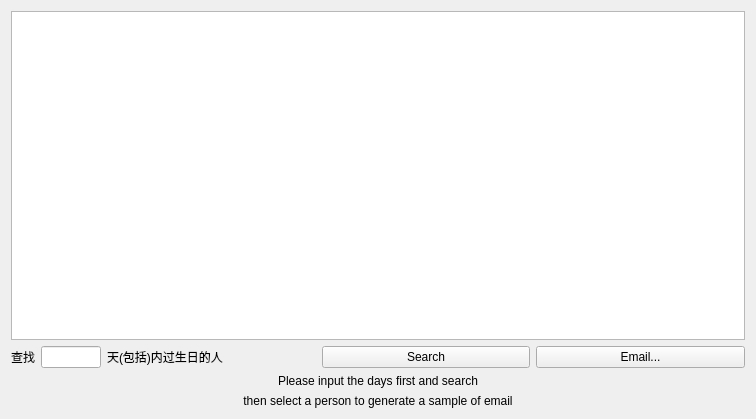
Qt form searchbybirthday.ui (kabu1204/ManagementSystem) before a commit.
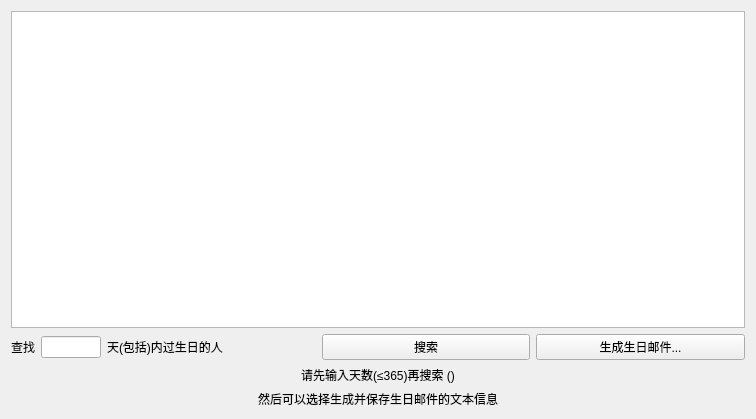
The same form after that commit.

Commit message: 1.按生日查找可以跨年(比如今天12.29)，生日是1.3 2.全部换成中文提示。

Patch:
```diff
--- a/searchbybirthday.ui
+++ b/searchbybirthday.ui
@@ -58,14 +58,14 @@
      <item>
       <widget class="QPushButton" name="searchButton">
        <property name="text">
-        <string>Search</string>
+        <string>搜索</string>
        </property>
       </widget>
      </item>
      <item>
       <widget class="QPushButton" name="emailButton">
        <property name="text">
-        <string>Email...</string>
+        <string>生成生日邮件...</string>
        </property>
       </widget>
      </item>
@@ -74,7 +74,7 @@
    <item row="2" column="0">
     <widget class="QLabel" name="hintlabel">
      <property name="text">
-      <string>Please input the days first and search</string>
+      <string>请先输入天数(≤365)再搜索 ()</string>
      </property>
      <property name="alignment">
       <set>Qt::AlignCenter</set>
@@ -87,7 +87,7 @@
    <item row="3" column="0">
     <widget class="QLabel" name="emaillabel">
      <property name="text">
-      <string>then select a person to generate a sample of email</string>
+      <string>然后可以选择生成并保存生日邮件的文本信息</string>
      </property>
      <property name="alignment">
       <set>Qt::AlignCenter</set>
```
The commit also changes 17 other files.
